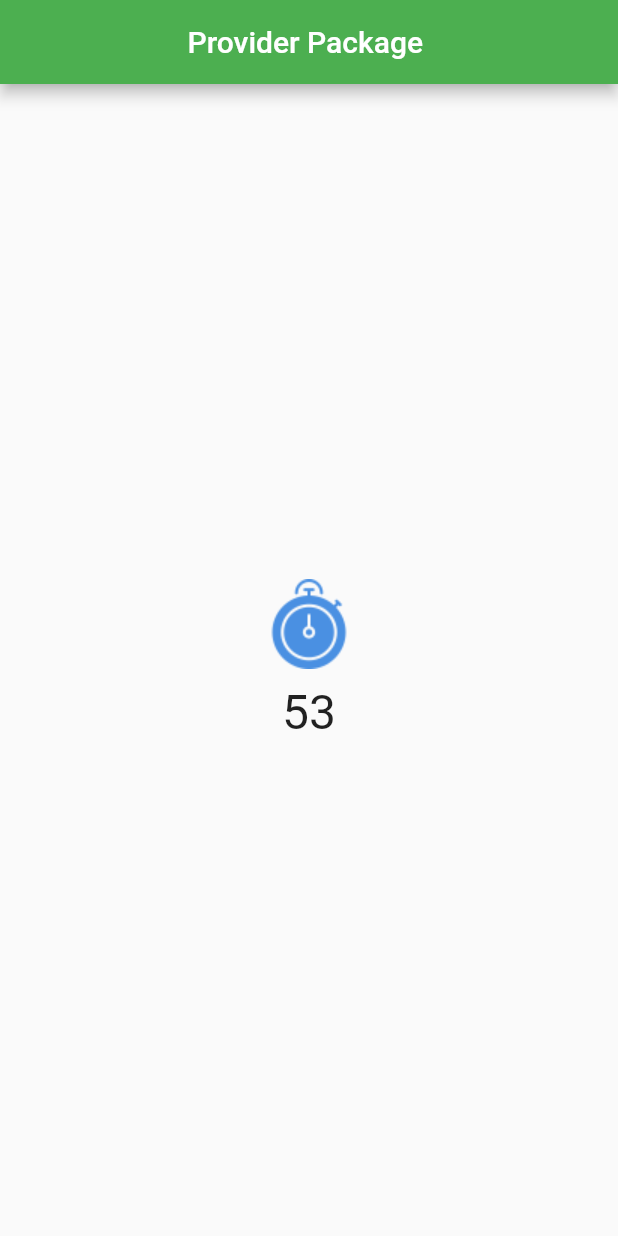
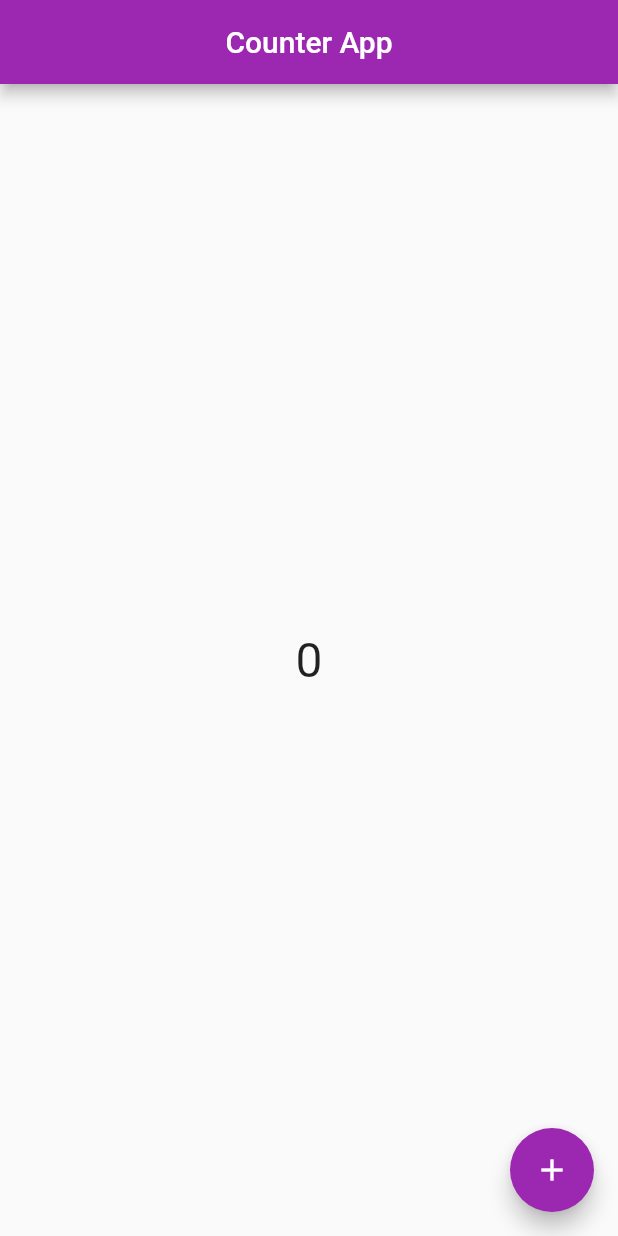
Before and after one commit to SharjeelMoqrabKhan/state-management-flutter, a Flutter app: the screen it shows after launch, on a phone screen of 412 x 824 dp. Run offline on Flutter 3.47's test engine with Material 2 defaults, Android fonts, the phone set to English and light mode, and no system bars.

Commit message:
basic of bloc/stream

```diff
--- /dev/null
+++ b/lib/counter_bloc/counter_bloc.dart
@@ -0,0 +1,7 @@
+import 'dart:async';
+
+class Counter {
+  StreamController<int> _counterStreamController = StreamController<int>();
+  StreamSink <int> get counterIncreament => _counterStreamController.sink;
+  Stream <int> get showCounterIncrement => _counterStreamController.stream;
+}
--- /dev/null
+++ b/lib/counter_home/counter_home.dart
@@ -0,0 +1,43 @@
+import 'package:flutter/material.dart';
+import 'package:state_managment/counter_bloc/counter_bloc.dart';
+
+class CounterHome extends StatelessWidget {
+  final counterBloc = Counter();
+  @override
+  Widget build(BuildContext context) {
+    int count = 0;
+    return Scaffold(
+      appBar: AppBar(
+        title: Text("Counter App"),
+        centerTitle: true,
+      ),
+      floatingActionButton: FloatingActionButton(
+        onPressed: () {
+          count++;
+          counterBloc.counterIncreament.add(count);
+        },
+        child: Icon(Icons.add),
+      ),
+      body: Center(
+        child: StreamBuilder<int>(
+            stream: counterBloc.showCounterIncrement,
+            builder: (context, snapshot) {
+              if (snapshot.hasData) {
+                return Text(
+                  "${snapshot.data.toString()}",
+                  style: TextStyle(
+                    fontSize: 32,
+                  ),
+                );
+              }
+              return Text(
+                "0",
+                style: TextStyle(
+                  fontSize: 32,
+                ),
+              );
+            }),
+      ),
+    );
+  }
+}
--- a/lib/main.dart
+++ b/lib/main.dart
@@ -1,7 +1,5 @@
 import 'package:flutter/material.dart';
-import 'package:provider/provider.dart';
-import 'package:state_managment/model/time_info.dart';
-import 'package:state_managment/view/home.dart';
+import 'package:state_managment/counter_home/counter_home.dart';
 
 void main() {
   runApp(MyApp());
@@ -12,13 +10,9 @@ class MyApp extends StatelessWidget {
   Widget build(BuildContext context) {
     return MaterialApp(
       theme: ThemeData(
-        primarySwatch: Colors.green,
+        primarySwatch: Colors.purple,
       ),
-      home: ChangeNotifierProvider(
-        //creating the instacne of timerinfo
-        create: (context)=>TimerInfo(),
-        child: Home(),
-      ),
+      home: CounterHome(),
     );
   }
 }
--- a/lib/model/time_info.dart
+++ /dev/null
@@ -1,14 +0,0 @@
-import 'package:flutter/cupertino.dart';
-
-//step1 to extends a mdoel with changeNotifier
-class TimerInfo extends ChangeNotifier {
-  int _remainingTime = 60;
-  int get remainingTime => _remainingTime;
-  updateReamingTime() {
-    if (_remainingTime > 0) {
-      _remainingTime--;
-    }
-    //update a value we notify
-    notifyListeners();
-  }
-}
--- a/lib/view/home.dart
+++ /dev/null
@@ -1,53 +0,0 @@
-import 'dart:async';
-import 'package:flutter/material.dart';
-import 'package:provider/provider.dart';
-import 'package:state_managment/model/time_info.dart';
-
-class Home extends StatefulWidget {
-  @override
-  _HomeState createState() => _HomeState();
-}
-
-class _HomeState extends State<Home> {
-  int inital = 60;
-  @override
-  void initState() {
-    Timer.periodic(Duration(seconds: 1), (t) {
-      var timer = Provider.of<TimerInfo>(context, listen: false);
-      timer.updateReamingTime();
-    });
-    super.initState();
-  }
-
-  @override
-  Widget build(BuildContext context) {
-    return Scaffold(
-      appBar: AppBar(
-        centerTitle: true,
-        title: Text("Provider Package "),
-      ),
-      body: Center(
-        child: Column(
-          mainAxisAlignment: MainAxisAlignment.center,
-          children: [
-            Image.asset(
-              'assets/images/timer.png',
-              scale: 1.0,
-            ),
-            SizedBox(
-              height: 10,
-            ),
-            Consumer<TimerInfo>(
-              builder: (context, data, child) {
-                return Text(
-                  data.remainingTime.toString(),
-                  style: TextStyle(fontSize: 32.0),
-                );
-              },
-            )
-          ],
-        ),
-      ),
-    );
-  }
-}
```
Also changed, not shown: 1 other file.
